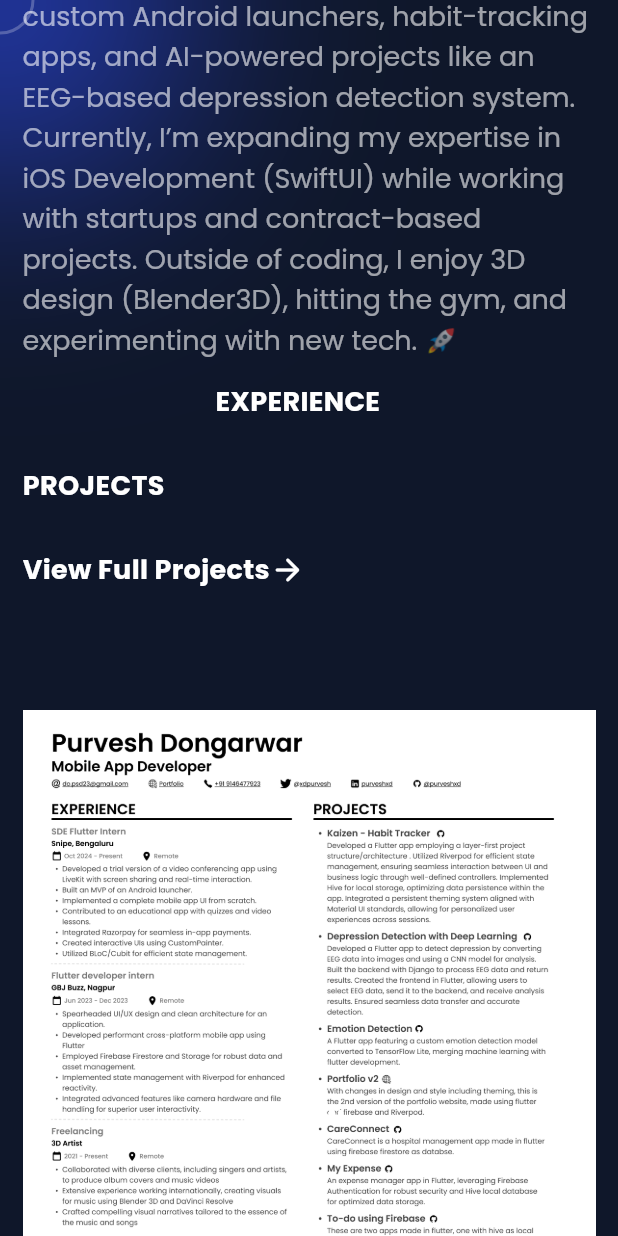
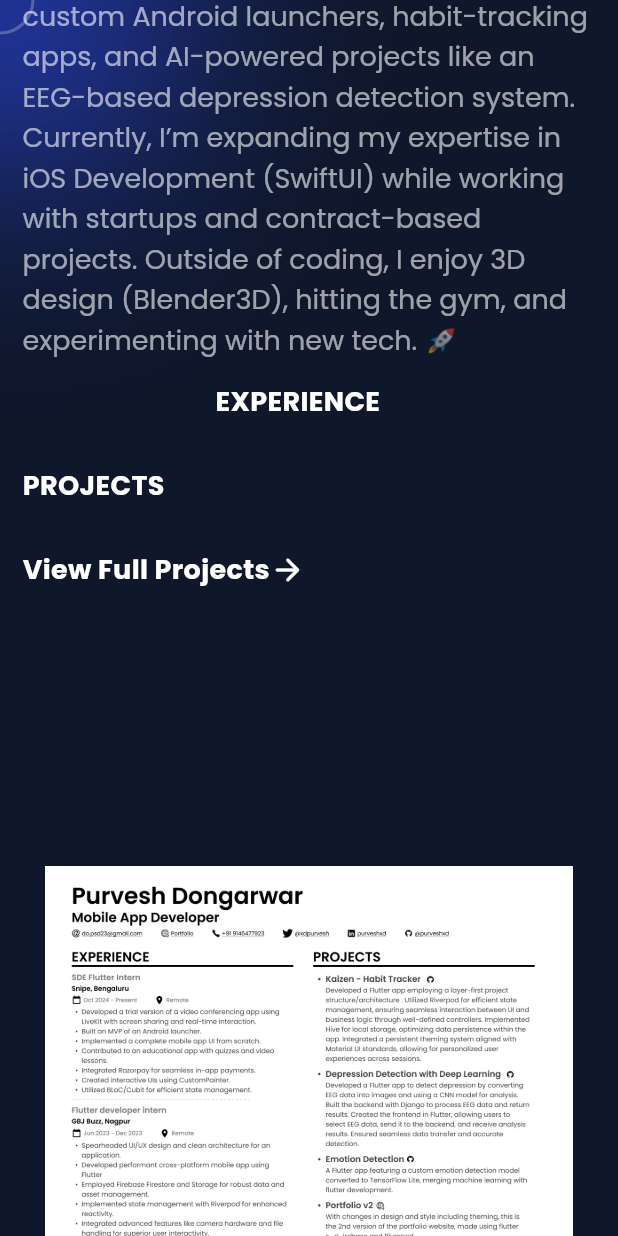
Before and after one commit to purveshxd/purveshxd-portfolio-3.0, a Flutter app: the screen it shows after launch, scrolled down 576 dp, on a phone screen of 412 x 824 dp. Run offline on Flutter 3.47's test engine with Material 3 defaults, Android fonts, the phone set to English and light mode, and no system bars; our stand-ins replace cloud_firestore, firebase_core, flutter_markdown, font_awesome_flutter, google_fonts, scrollable_positioned_list; accounts and stored records are empty; statements that could not run were skipped.

Commit message:
update: added padding to pdf

```diff
--- a/lib/components/resume_component.dart
+++ b/lib/components/resume_component.dart
@@ -32,8 +32,10 @@ class _ResumeComponentState extends State<ResumeComponent> {
           alignment: Alignment.center,
           children: [
             SizedBox(
-              height: MediaQuery.sizeOf(context).height / 1.25,
+              height: MediaQuery.sizeOf(context).height,
               child: Container(
+                margin: EdgeInsets.symmetric(vertical: 30)
+                    .copyWith(right: 15, left: 15),
                 decoration: const BoxDecoration(
                   image: DecorationImage(
                       image: AssetImage(
```
